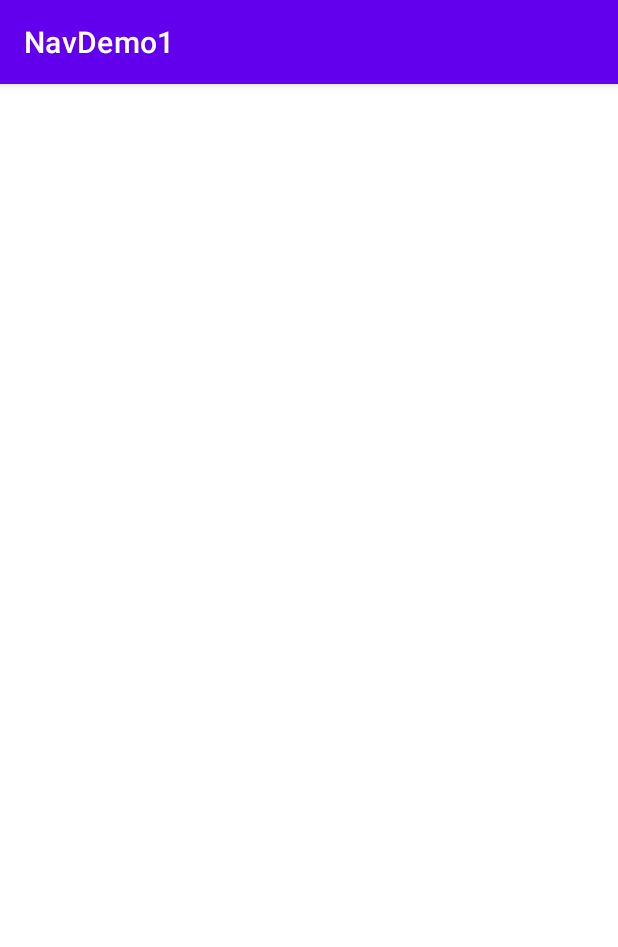
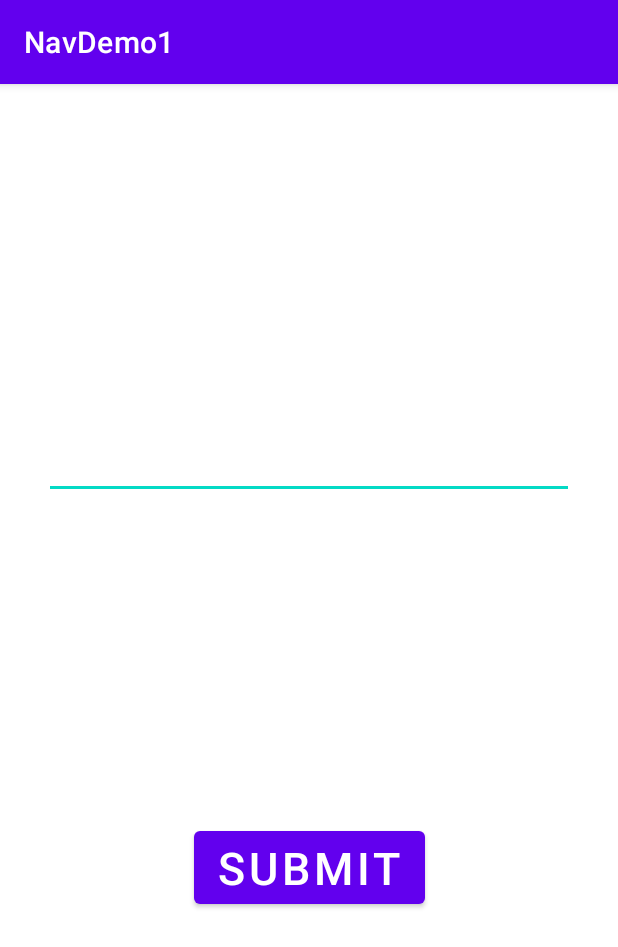
Before and after one commit to JieunAn21/JetpackBootcamp, an Android app: the screen it shows after launch (MainActivity), on a phone screen of 412 x 824 dp. Shown: the top 947 px of the screen. Run offline under Robolectric (Android 15) with nearby library versions, the phone set to English and light mode, and no system bars; our stand-ins replace data binding.

Commit message:
add navigation destinations

```diff
--- /dev/null
+++ b/Navigation/NavDemo1/app/src/main/java/com/anjinny/navdemo1/HomeFragment.kt
@@ -0,0 +1,21 @@
+package com.anjinny.navdemo1
+
+import android.os.Bundle
+import android.view.LayoutInflater
+import android.view.View
+import android.view.ViewGroup
+import androidx.databinding.DataBindingUtil
+import androidx.fragment.app.Fragment
+import com.anjinny.navdemo1.databinding.FragmentHomeBinding
+
+class HomeFragment : Fragment() {
+    private lateinit var binding: FragmentHomeBinding
+
+    override fun onCreateView(
+        inflater: LayoutInflater, container: ViewGroup?,
+        savedInstanceState: Bundle?
+    ): View {
+        binding = DataBindingUtil.inflate(inflater, R.layout.fragment_home, container, false)
+        return binding.root
+    }
+}
--- /dev/null
+++ b/Navigation/NavDemo1/app/src/main/res/layout/fragment_home.xml
@@ -0,0 +1,35 @@
+<?xml version="1.0" encoding="utf-8"?>
+<layout xmlns:android="http://schemas.android.com/apk/res/android"
+    xmlns:app="http://schemas.android.com/apk/res-auto"
+    xmlns:tools="http://schemas.android.com/tools">
+
+    <androidx.constraintlayout.widget.ConstraintLayout
+        android:layout_width="match_parent"
+        android:layout_height="match_parent"
+        tools:context=".HomeFragment">
+
+
+        <EditText
+            android:id="@+id/editTextText"
+            android:layout_width="wrap_content"
+            android:layout_height="wrap_content"
+            android:ems="10"
+            android:inputType="textPersonName"
+            android:textSize="30sp"
+            app:layout_constraintBottom_toTopOf="@id/button"
+            app:layout_constraintEnd_toEndOf="parent"
+            app:layout_constraintStart_toStartOf="parent"
+            app:layout_constraintTop_toTopOf="parent" />
+
+        <Button
+            android:id="@+id/button"
+            android:layout_width="wrap_content"
+            android:layout_height="wrap_content"
+            android:text="SUBMIT"
+            android:textSize="30sp"
+            app:layout_constraintBottom_toBottomOf="parent"
+            app:layout_constraintEnd_toEndOf="parent"
+            app:layout_constraintStart_toStartOf="parent"
+            app:layout_constraintTop_toBottomOf="@+id/editTextText" />
+    </androidx.constraintlayout.widget.ConstraintLayout>
+</layout>
--- a/Navigation/NavDemo1/app/src/main/res/navigation/nav_graph.xml
+++ b/Navigation/NavDemo1/app/src/main/res/navigation/nav_graph.xml
@@ -1,6 +1,18 @@
 <?xml version="1.0" encoding="utf-8"?>
 <navigation xmlns:android="http://schemas.android.com/apk/res/android"
     xmlns:app="http://schemas.android.com/apk/res-auto"
-    android:id="@+id/nav_graph">
+    xmlns:tools="http://schemas.android.com/tools"
+    android:id="@+id/nav_graph"
+    app:startDestination="@id/homeFragment">
 
+    <fragment
+        android:id="@+id/homeFragment"
+        android:name="com.anjinny.navdemo1.HomeFragment"
+        android:label="fragment_home"
+        tools:layout="@layout/fragment_home" />
+    <fragment
+        android:id="@+id/secondFragment"
+        android:name="com.anjinny.navdemo1.SecondFragment"
+        android:label="fragment_second"
+        tools:layout="@layout/fragment_second" />
 </navigation>
```
Also changed, not shown: Navigation/NavDemo1/app/src/main/java/com/anjinny/navdemo1/SecondFragment.kt (added, +21 -0 lines), Navigation/NavDemo1/app/src/main/res/layout/fragment_second.xml (added, +22 -0 lines).
